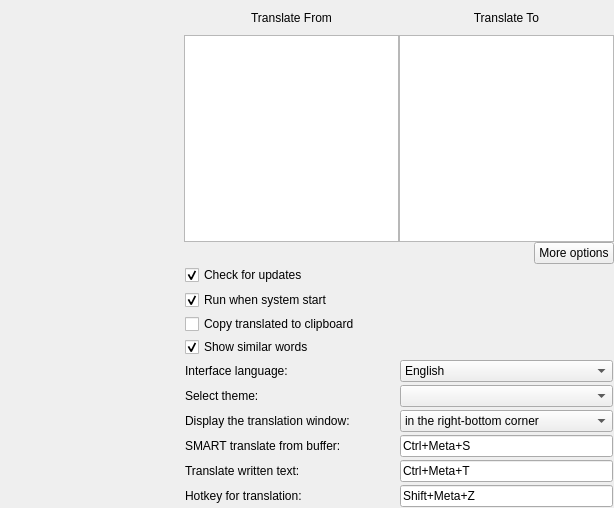
Before: the Qt Designer form src/widget.ui in NeiroNext/QuickTranslator, drawn with Qt 5.
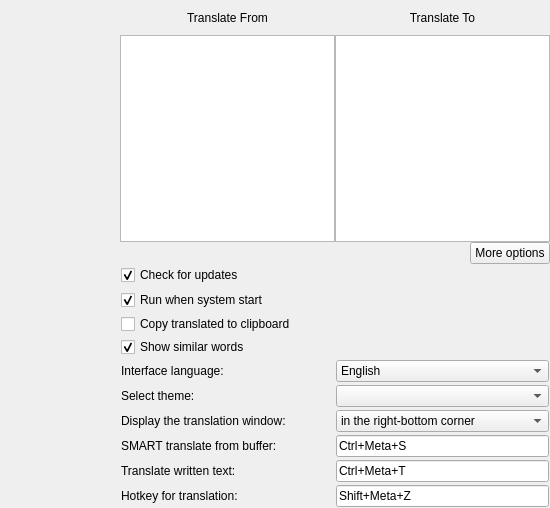
After: the same form once the commit is applied. Icons and pictures are not drawn.

Diff of the .ui file:
```diff
--- a/src/widget.ui
+++ b/src/widget.ui
@@ -6,7 +6,7 @@
    <rect>
     <x>0</x>
     <y>0</y>
-    <width>614</width>
+    <width>550</width>
     <height>508</height>
    </rect>
   </property>
@@ -30,9 +30,6 @@
    <string notr="true"/>
   </property>
   <widget class="QWidget" name="MainWidget">
-   <property name="styleSheet">
-    <string notr="true"/>
-   </property>
    <layout class="QHBoxLayout" name="horizontalLayout_11">
     <property name="spacing">
      <number>0</number>
```
